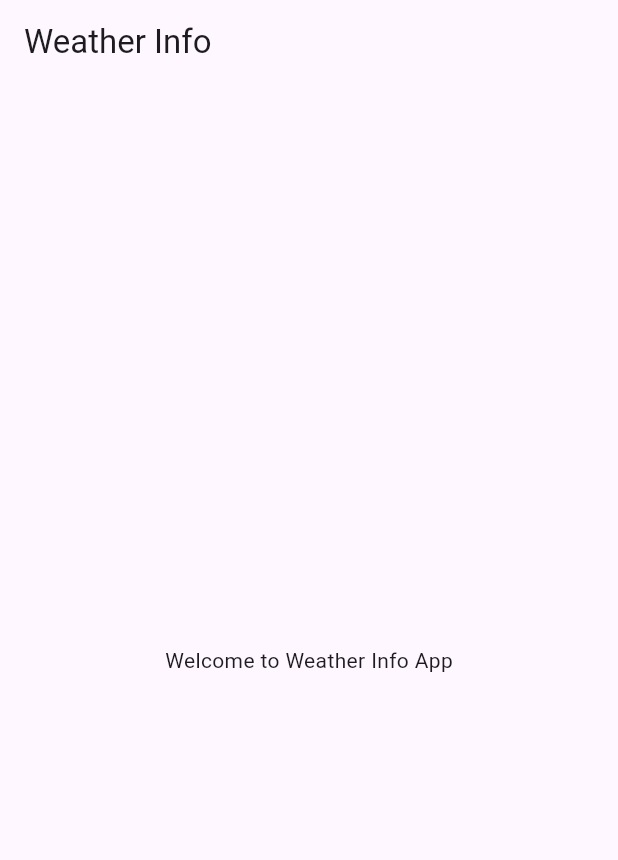
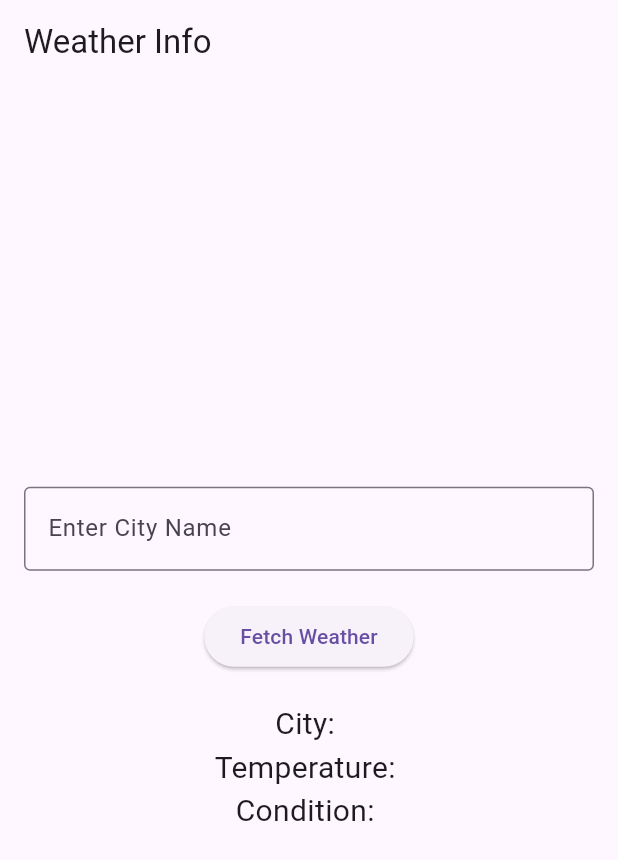
Before and after one commit to sricharan8462/weather_app, a Flutter app: the screen it shows after launch, on a phone screen of 412 x 824 dp. Shown: the top 860 px of the screen. Run offline on Flutter 3.47's test engine with Material 3 defaults, Android fonts, the phone set to English and light mode, and no system bars.

Commit message:
Basic UI with input field and button

```diff
--- a/lib/main.dart
+++ b/lib/main.dart
@@ -19,15 +19,43 @@ class WeatherInfoApp extends StatelessWidget {
   }
 }
 
-class WeatherHomePage extends StatelessWidget {
+class WeatherHomePage extends StatefulWidget {
   const WeatherHomePage({super.key});
+
+  @override
+  State<WeatherHomePage> createState() => _WeatherHomePageState();
+}
+
+class _WeatherHomePageState extends State<WeatherHomePage> {
+  final TextEditingController _cityController = TextEditingController();
 
   @override
   Widget build(BuildContext context) {
     return Scaffold(
       appBar: AppBar(title: const Text('Weather Info')),
-      body: const Center(
-        child: Text("Welcome to Weather Info App"),
+      body: Padding(
+        padding: const EdgeInsets.all(16.0),
+        child: Column(
+          mainAxisAlignment: MainAxisAlignment.center,
+          children: [
+            TextField(
+              controller: _cityController,
+              decoration: const InputDecoration(
+                labelText: 'Enter City Name',
+                border: OutlineInputBorder(),
+              ),
+            ),
+            const SizedBox(height: 20),
+            ElevatedButton(
+              onPressed: () {},
+              child: const Text("Fetch Weather"),
+            ),
+            const SizedBox(height: 20),
+            const Text("City: ", style: TextStyle(fontSize: 20)),
+            const Text("Temperature: ", style: TextStyle(fontSize: 20)),
+            const Text("Condition: ", style: TextStyle(fontSize: 20)),
+          ],
+        ),
       ),
     );
   }
```
